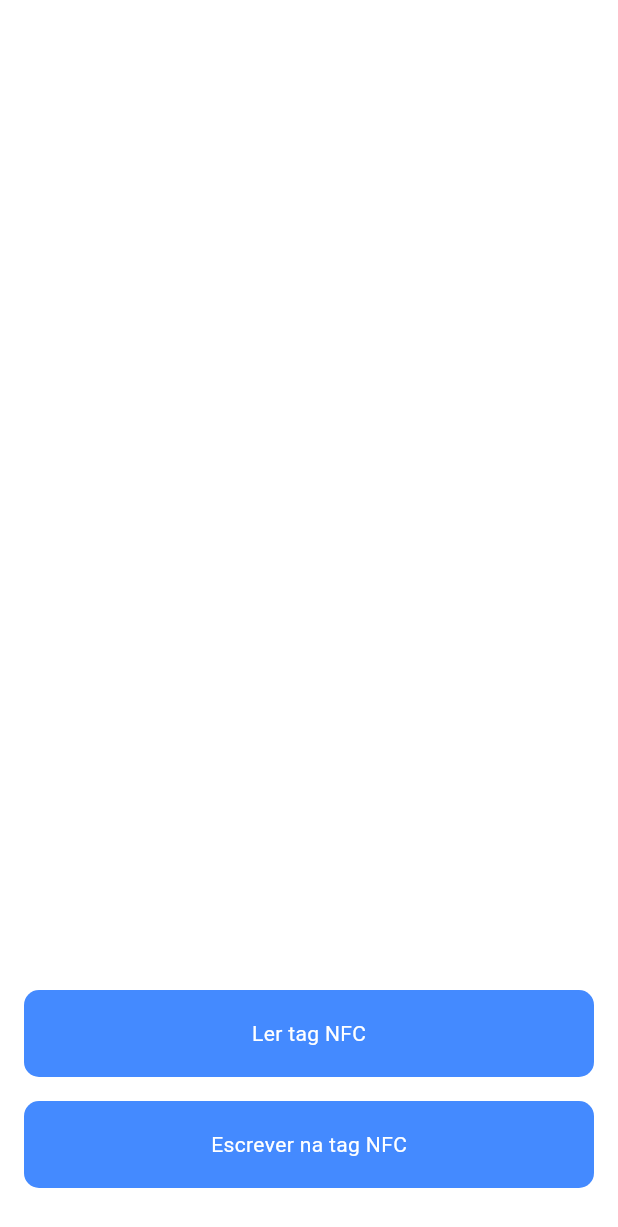
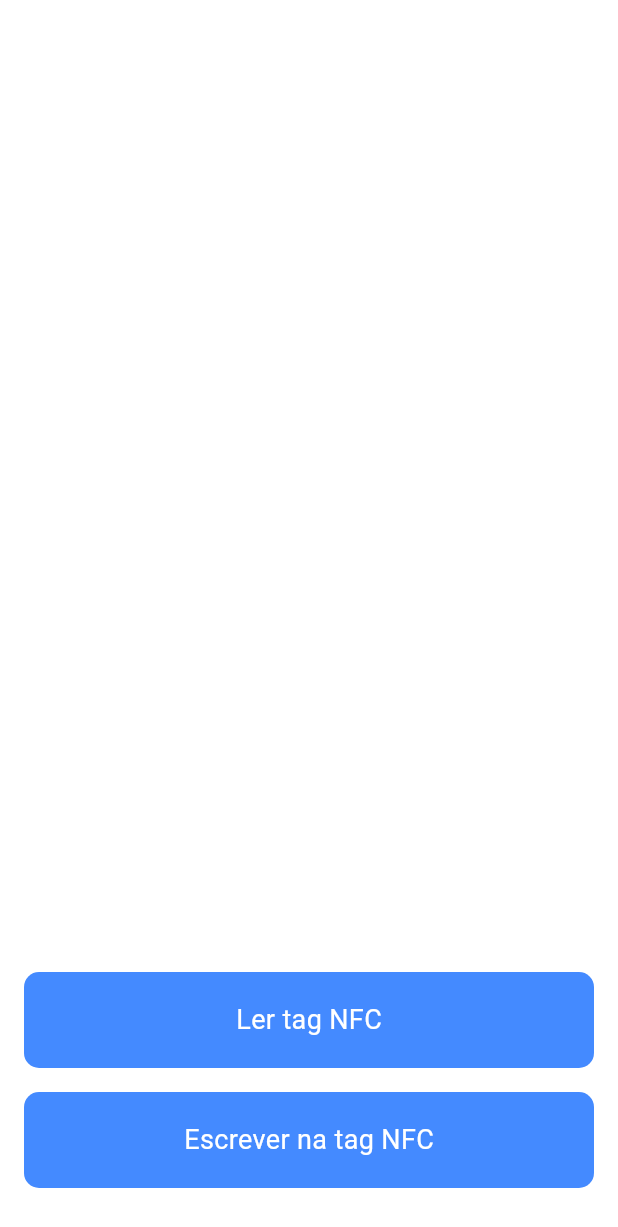
Before and after one commit to Guilherme-Calland/nfc_poc, a Flutter app: the screen it shows after launch, on a phone screen of 412 x 824 dp. Shown: the top 1227 px of the screen. Run offline on Flutter 3.47's test engine with Material 3 defaults, Android fonts, the phone set to English and light mode, and no system bars; missing offline and left inert: nfc_manager.

Commit message:
mudancas visuais pra ver melhor a demonstracao

```diff
--- a/lib/ui/app_button.dart
+++ b/lib/ui/app_button.dart
@@ -16,11 +16,11 @@ class AppButton extends StatelessWidget {
           borderRadius: BorderRadius.circular(10.0),
           color: color,
         ),
-        height: 58,
+        height: 64,
         child: Center(
           child: Text(
             label,
-            style: TextStyle(color: Colors.white),
+            style: TextStyle(color: Colors.white, fontSize: 18),
 
           ),
         ),
--- a/lib/ui/home_page.dart
+++ b/lib/ui/home_page.dart
@@ -86,8 +86,8 @@ class _HomePageState extends State<HomePage> {
   }
 
   _readNFC() async{
+    _message = "";
     setState(() {
-      _message = "";
       _readingTag = true;
     });
 
@@ -108,9 +108,9 @@ class _HomePageState extends State<HomePage> {
   }
 
   void _writeToNFC() async{
+    _message = "";
     setState(() {
       _writingTag = true;
-      _message = "";
     });
     final bool deviceCanReadWrite = await repository.deviceCanReadWrite();
     if(deviceCanReadWrite){
```
